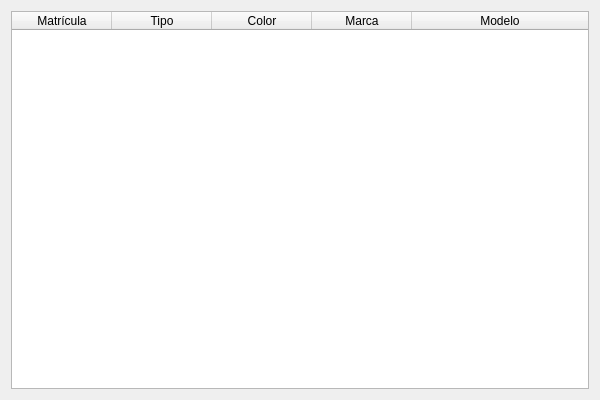
First picture: the form in vehiclelistdialog.ui, repository ffpp2003/SAPEIClient, before the edit.
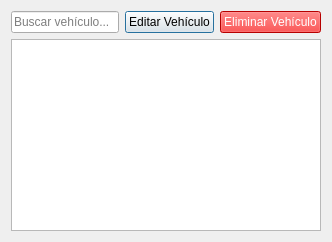
Second picture: the form after the edit.

```diff
--- a/vehiclelistdialog.ui
+++ b/vehiclelistdialog.ui
@@ -2,82 +2,40 @@
 <ui version="4.0">
  <class>VehicleListDialog</class>
  <widget class="QDialog" name="VehicleListDialog">
-  <property name="geometry">
-   <rect>
-    <x>0</x>
-    <y>0</y>
-    <width>600</width>
-    <height>400</height>
-   </rect>
-  </property>
-  <property name="minimumSize">
-   <size>
-    <width>600</width>
-    <height>400</height>
-   </size>
-  </property>
   <property name="windowTitle">
    <string>Lista de Vehículos</string>
   </property>
   <layout class="QVBoxLayout" name="verticalLayout">
    <item>
-    <widget class="QTableWidget" name="vehicleTableWidget">
-     <property name="selectionBehavior">
-      <enum>QAbstractItemView::SelectRows</enum>
-     </property>
-     <property name="selectionMode">
-      <enum>QAbstractItemView::SingleSelection</enum>
-     </property>
-     <property name="editTriggers">
-      <set>QAbstractItemView::NoEditTriggers</set>
-     </property>
-     <attribute name="horizontalHeaderStretchLastSection">
-      <bool>true</bool>
-     </attribute>
-     <attribute name="verticalHeaderVisible">
-      <bool>false</bool>
-     </attribute>
-     <column>
-      <property name="text">
-       <string>Matrícula</string>
-      </property>
-      <property name="textAlignment">
-       <set>AlignCenter</set>
-      </property>
-     </column>
-     <column>
-      <property name="text">
-       <string>Tipo</string>
-      </property>
-      <property name="textAlignment">
-       <set>AlignCenter</set>
-      </property>
-     </column>
-     <column>
-      <property name="text">
-       <string>Color</string>
-      </property>
-      <property name="textAlignment">
-       <set>AlignCenter</set>
-      </property>
-     </column>
-     <column>
-      <property name="text">
-       <string>Marca</string>
-      </property>
-      <property name="textAlignment">
-       <set>AlignCenter</set>
-      </property>
-     </column>
-     <column>
-      <property name="text">
-       <string>Modelo</string>
-      </property>
-      <property name="textAlignment">
-       <set>AlignCenter</set>
-      </property>
-     </column>
-    </widget>
+    <layout class="QHBoxLayout" name="topLayout">
+     <item>
+      <widget class="QLineEdit" name="searchLineEdit">
+       <property name="placeholderText">
+        <string>Buscar vehículo...</string>
+       </property>
+      </widget>
+     </item>
+     <item>
+      <widget class="QPushButton" name="editVehicleButton">
+       <property name="text">
+        <string>Editar Vehículo</string>
+       </property>
+      </widget>
+     </item>
+     <item>
+      <widget class="QPushButton" name="deleteVehicleButton">
+       <property name="text">
+        <string>Eliminar Vehículo</string>
+       </property>
+       <property name="styleSheet">
+        <string>background-color: red; color: white;</string>
+       </property>
+      </widget>
+     </item>
+    </layout>
+   </item>
+   <item>
+    <widget class="QListWidget" name="VehicleListWidget"/>
    </item>
   </layout>
  </widget>
```
